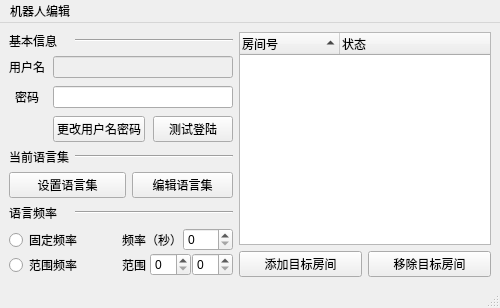
Above: autobot_edit_window_form.ui from kingyy2013/autobot before the change. Below: the same form after it.
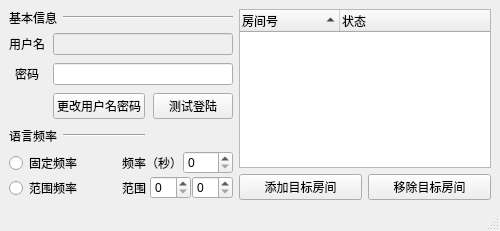
That is the form after the change.

Commit message: Adjust the window title name.

Patch:
```diff
--- a/autobot_edit_window_form.ui
+++ b/autobot_edit_window_form.ui
@@ -7,7 +7,7 @@
     <x>0</x>
     <y>0</y>
     <width>500</width>
-    <height>280</height>
+    <height>231</height>
    </rect>
   </property>
   <property name="windowTitle">
@@ -28,47 +28,52 @@
       </property>
      </widget>
     </item>
-    <item row="0" column="1" colspan="3">
+    <item row="0" column="1" colspan="2">
      <widget class="Line" name="line_basic_info">
       <property name="orientation">
        <enum>Qt::Horizontal</enum>
       </property>
      </widget>
     </item>
-    <item row="2" column="0">
-     <widget class="QLabel" name="label_speech">
-      <property name="sizePolicy">
-       <sizepolicy hsizetype="Fixed" vsizetype="Fixed">
-        <horstretch>0</horstretch>
-        <verstretch>0</verstretch>
-       </sizepolicy>
-      </property>
-      <property name="text">
-       <string>当前语言集</string>
-      </property>
-     </widget>
+    <item row="0" column="3" rowspan="5">
+     <layout class="QGridLayout" name="gridLayout_field_info">
+      <item row="1" column="0">
+       <widget class="QPushButton" name="pushButton_add_target">
+        <property name="text">
+         <string>添加目标房间</string>
+        </property>
+       </widget>
+      </item>
+      <item row="1" column="1">
+       <widget class="QPushButton" name="pushButton_remove_target">
+        <property name="text">
+         <string>移除目标房间</string>
+        </property>
+       </widget>
+      </item>
+      <item row="0" column="0" colspan="2">
+       <widget class="QTreeWidget" name="treeWidget_targets">
+        <property name="selectionMode">
+         <enum>QAbstractItemView::ExtendedSelection</enum>
+        </property>
+        <property name="sortingEnabled">
+         <bool>true</bool>
+        </property>
+        <column>
+         <property name="text">
+          <string>房间号</string>
+         </property>
+        </column>
+        <column>
+         <property name="text">
+          <string>状态</string>
+         </property>
+        </column>
+       </widget>
+      </item>
+     </layout>
     </item>
-    <item row="3" column="0" colspan="2">
-     <widget class="QPushButton" name="pushButton_set_speech">
-      <property name="sizePolicy">
-       <sizepolicy hsizetype="Preferred" vsizetype="Preferred">
-        <horstretch>0</horstretch>
-        <verstretch>0</verstretch>
-       </sizepolicy>
-      </property>
-      <property name="text">
-       <string>设置语言集</string>
-      </property>
-     </widget>
-    </item>
-    <item row="4" column="1" colspan="3">
-     <widget class="Line" name="line">
-      <property name="orientation">
-       <enum>Qt::Horizontal</enum>
-      </property>
-     </widget>
-    </item>
-    <item row="5" column="0" rowspan="2" colspan="4">
+    <item row="4" column="0" colspan="3">
      <layout class="QGridLayout" name="gridLayout_freq_info">
       <property name="spacing">
        <number>1</number>
@@ -138,7 +143,30 @@
       </item>
      </layout>
     </item>
-    <item row="1" column="0" colspan="4">
+    <item row="3" column="0">
+     <widget class="QLabel" name="label_speech_freq">
+      <property name="enabled">
+       <bool>true</bool>
+      </property>
+      <property name="sizePolicy">
+       <sizepolicy hsizetype="Fixed" vsizetype="Fixed">
+        <horstretch>0</horstretch>
+        <verstretch>0</verstretch>
+       </sizepolicy>
+      </property>
+      <property name="text">
+       <string>语言频率</string>
+      </property>
+     </widget>
+    </item>
+    <item row="3" column="1">
+     <widget class="Line" name="line">
+      <property name="orientation">
+       <enum>Qt::Horizontal</enum>
+      </property>
+     </widget>
+    </item>
+    <item row="1" column="0" rowspan="2" colspan="3">
      <layout class="QGridLayout" name="gridLayout_account_infos">
       <property name="spacing">
        <number>8</number>
@@ -193,98 +221,8 @@
       </item>
      </layout>
     </item>
-    <item row="0" column="4" rowspan="7">
-     <layout class="QGridLayout" name="gridLayout_field_info">
-      <item row="1" column="0">
-       <widget class="QPushButton" name="pushButton_add_target">
-        <property name="text">
-         <string>添加目标房间</string>
-        </property>
-       </widget>
-      </item>
-      <item row="1" column="1">
-       <widget class="QPushButton" name="pushButton_remove_target">
-        <property name="text">
-         <string>移除目标房间</string>
-        </property>
-       </widget>
-      </item>
-      <item row="0" column="0" colspan="2">
-       <widget class="QTreeWidget" name="treeWidget_targets">
-        <property name="selectionMode">
-         <enum>QAbstractItemView::ExtendedSelection</enum>
-        </property>
-        <property name="sortingEnabled">
-         <bool>true</bool>
-        </property>
-        <column>
-         <property name="text">
-          <string>房间号</string>
-         </property>
-        </column>
-        <column>
-         <property name="text">
-          <string>状态</string>
-         </property>
-        </column>
-       </widget>
-      </item>
-     </layout>
-    </item>
-    <item row="2" column="1" colspan="3">
-     <widget class="Line" name="line_speech">
-      <property name="orientation">
-       <enum>Qt::Horizontal</enum>
-      </property>
-     </widget>
-    </item>
-    <item row="4" column="0">
-     <widget class="QLabel" name="label_speech_freq">
-      <property name="enabled">
-       <bool>true</bool>
-      </property>
-      <property name="sizePolicy">
-       <sizepolicy hsizetype="Fixed" vsizetype="Fixed">
-        <horstretch>0</horstretch>
-        <verstretch>0</verstretch>
-       </sizepolicy>
-      </property>
-      <property name="text">
-       <string>语言频率</string>
-      </property>
-     </widget>
-    </item>
-    <item row="3" column="2" colspan="2">
-     <widget class="QPushButton" name="pushButton_set_speech_2">
-      <property name="sizePolicy">
-       <sizepolicy hsizetype="Preferred" vsizetype="Preferred">
-        <horstretch>0</horstretch>
-        <verstretch>0</verstretch>
-       </sizepolicy>
-      </property>
-      <property name="text">
-       <string>编辑语言集</string>
-      </property>
-     </widget>
-    </item>
    </layout>
   </widget>
-  <widget class="QMenuBar" name="menubar">
-   <property name="geometry">
-    <rect>
-     <x>0</x>
-     <y>0</y>
-     <width>500</width>
-     <height>21</height>
-    </rect>
-   </property>
-   <widget class="QMenu" name="menu">
-    <property name="title">
-     <string>机器人编辑</string>
-    </property>
-   </widget>
-   <addaction name="menu"/>
-  </widget>
   <widget class="QStatusBar" name="statusbar"/>
  </widget>
  <resources/>
```
Left out of the diff: 2 changed lines with no effect on the pictures. The commit also changes 6 other files.
